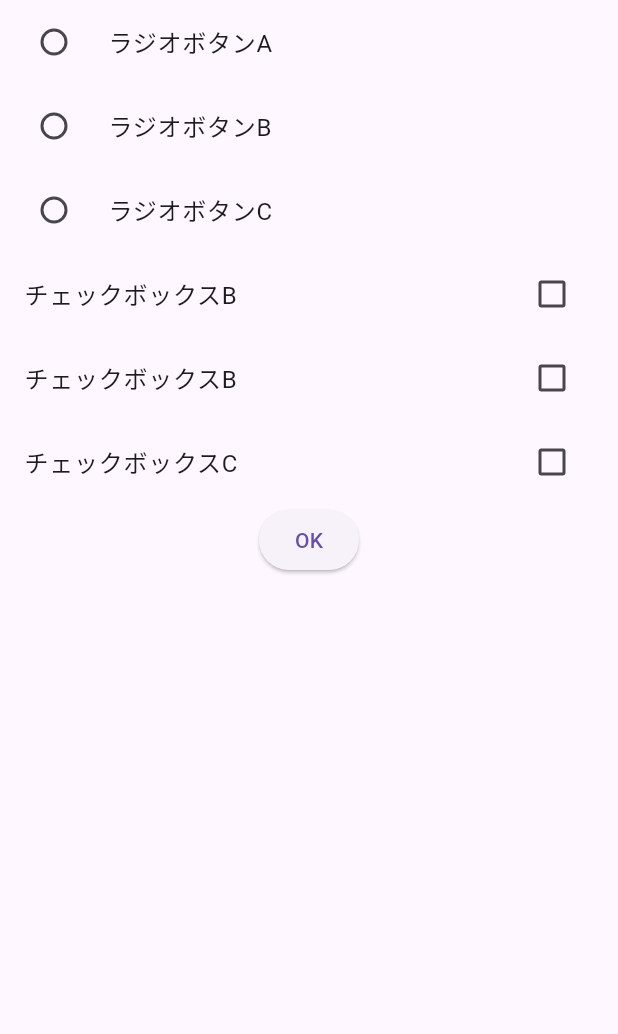
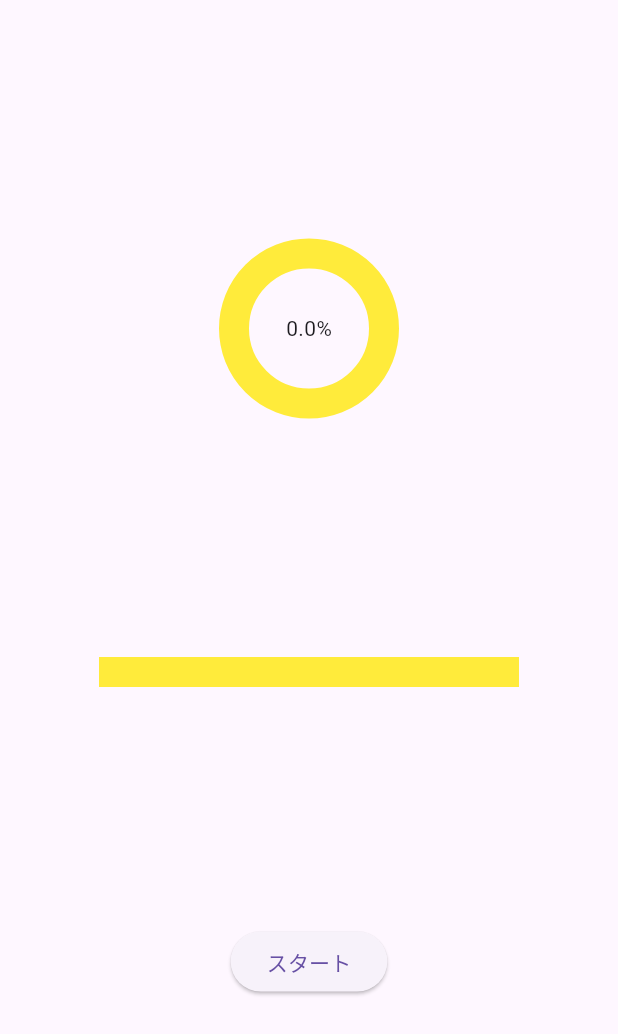
Before and after one commit to kabikira/flutter_note, a Flutter app: the screen it shows after launch, on a phone screen of 412 x 824 dp. Shown: the top 1034 px of the screen. Run offline on Flutter 3.47's test engine with Material 3 defaults, Android fonts, the light colour scheme and no system bars; drawn by our look-alikes of percent_indicator; our stand-ins replace flutter_riverpod, go_router.

Commit message:
#16ProgressIndicator

```diff
--- a/lib/main.dart
+++ b/lib/main.dart
@@ -1,9 +1,6 @@
 import 'package:flutter/material.dart';
 import 'package:flutter_riverpod/flutter_riverpod.dart';
-
-/*
-  最新のFlutterに対応するため、動画と少しコードが変わりました
-*/
+import 'package:percent_indicator/percent_indicator.dart';
 
 void main() {
   const app = MaterialApp(home: Home());
@@ -11,16 +8,8 @@ void main() {
   runApp(scope);
 }
 
-// 選ばれたラジオボタンID
-final radioIdProvider = StateProvider<String?>((ref) {
-  // 最初はどれも選ばれていないので null
-  return null;
-});
-
-// 選ばれたチェックボックスIDたち
-final checkedIdsProvider = StateProvider<Set<String>>((ref) {
-  // 最初は空っぽ {}
-  return {};
+final percentProvider = StateProvider((ref) {
+  return 0.00;
 });
 
 class Home extends ConsumerWidget {
@@ -28,70 +17,69 @@ class Home extends ConsumerWidget {
 
   @override
   Widget build(BuildContext context, WidgetRef ref) {
-    final radioId = ref.watch(radioIdProvider);
-    final checkedIds = ref.watch(checkedIdsProvider);
+    final percent = ref.watch(percentProvider);
 
-    void onChangedRadio(String? id) {
-      ref.read(radioIdProvider.notifier).state = id!;
-    }
+    final circular = CircularPercentIndicator(
+      percent: percent,
+      backgroundColor: Colors.yellow,
+      progressColor: Colors.green,
+      animation: true,
+      animationDuration: 200,
+      animateFromLastPercent: true,
+      radius: 60.0,
+      lineWidth: 20.0,
+      center: Text('${percent * 100}%'),
+    );
 
-    void onChangedCheckbox(String id) {
-      final newSet = Set.of(checkedIds);
-      if (checkedIds.contains(id)) {
-        newSet.remove(id);
-      } else {
-        newSet.add(id);
-      }
-      ref.read(checkedIdsProvider.notifier).state = newSet;
-    }
+    final linear = LinearPercentIndicator(
+      percent: percent,
+      backgroundColor: Colors.yellow,
+      progressBorderColor: Colors.green,
+      animation: true,
+      animationDuration: 200,
+      animateFromLastPercent: true,
+      alignment: MainAxisAlignment.center,
+      lineHeight: 20,
+      width: 300,
+    );
 
-    // 縦に並べる
-    final col = Column(
+    final button = ElevatedButton(
+        onPressed: () => onPressed(ref), child: const Text('スタート'));
+
+    final colum = Column(
+      mainAxisAlignment: MainAxisAlignment.spaceEvenly,
       children: [
-        RadioListTile(
-          groupValue: radioId,
-          onChanged: onChangedRadio,
-          value: 'A',
-          title: const Text('ラジオボタンA'),
-        ),
-        RadioListTile(
-          groupValue: radioId,
-          onChanged: onChangedRadio,
-          value: 'B',
-          title: const Text('ラジオボタンB'),
-        ),
-        RadioListTile(
-          groupValue: radioId,
-          onChanged: onChangedRadio,
-          value: 'C',
-          title: const Text('ラジオボタンC'),
-        ),
-        CheckboxListTile(
-          value: checkedIds.contains('A'),
-          onChanged: (check) => onChangedCheckbox('A'),
-          title: const Text('チェックボックスB'),
-        ),
-        CheckboxListTile(
-          onChanged: (check) => onChangedCheckbox('B'),
-          value: checkedIds.contains('B'),
-          title: const Text('チェックボックスB'),
-        ),
-        CheckboxListTile(
-          onChanged: (check) => onChangedCheckbox('C'),
-          value: checkedIds.contains('C'),
-          title: const Text('チェックボックスC'),
-        ),
-        ElevatedButton(
-          onPressed: () {
-            debugPrint(radioId);
-            debugPrint(checkedIds.toString());
-          },
-          child: const Text('OK'),
-        )
+        circular,
+        linear,
+        button,
       ],
     );
+
     return Scaffold(
-      body: col,
+      body: colum,
     );
   }
+
+  void onPressed(WidgetRef ref) async {
+    // 1秒まつ
+    await Future.delayed(const Duration(seconds: 1));
+    // 20%
+    ref.read(percentProvider.notifier).state = 0.20;
+    // 1秒まつ
+    await Future.delayed(const Duration(seconds: 1));
+    // 40%
+    ref.read(percentProvider.notifier).state = 0.40;
+    // 1秒まつ
+    await Future.delayed(const Duration(seconds: 1));
+    // 60%
+    ref.read(percentProvider.notifier).state = 0.60;
+    // 1秒まつ
+    await Future.delayed(const Duration(seconds: 1));
+    // 80%
+    ref.read(percentProvider.notifier).state = 0.80;
+    // 1秒まつ
+    await Future.delayed(const Duration(seconds: 1));
+    // 100%
+    ref.read(percentProvider.notifier).state = 1.00;
+  }
 }
--- a/pubspec.yaml
+++ b/pubspec.yaml
@@ -15,6 +15,7 @@ dependencies:
   cupertino_icons: ^1.0.8
 
 dev_dependencies:
+  percent_indicator:
   flutter_riverpod:
   flutter_test:
     sdk: flutter
```
Also changed, not shown: pubspec.lock.
